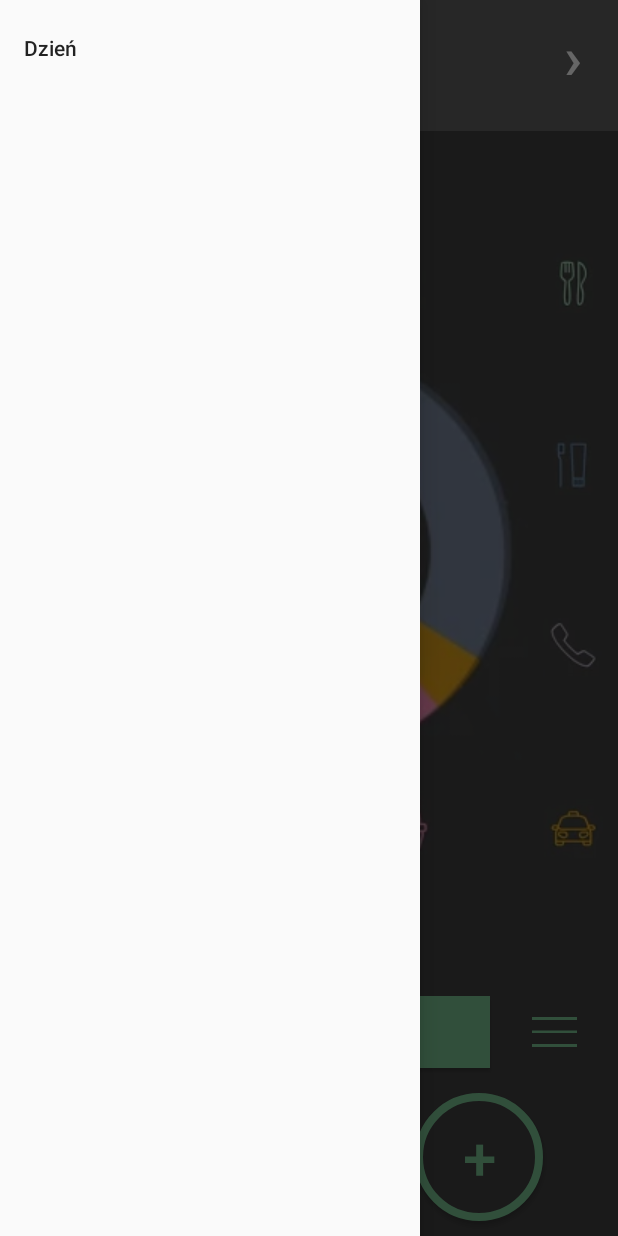
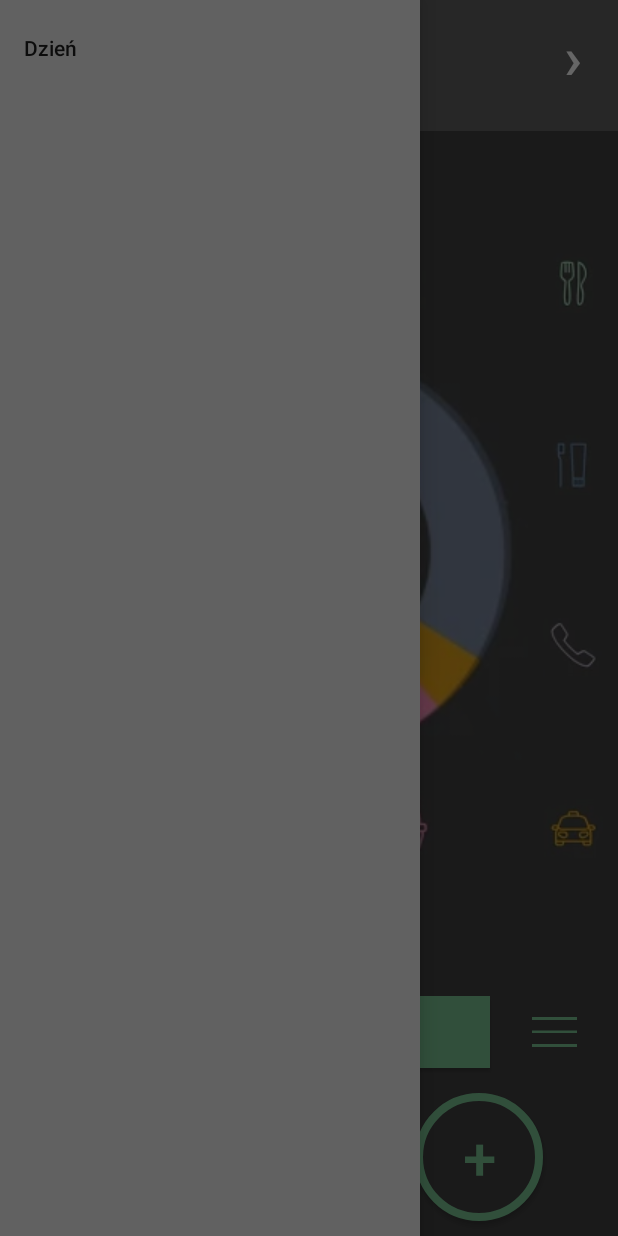
Before and after one commit to jaroslawlesniak/budzet-domowy, an Android app: the screen it shows after launch (homepage), with the side drawer open, on a phone screen of 412 x 824 dp. Run offline under Robolectric (Android 15) with nearby library versions, the phone set to English and light mode, and no system bars.

```diff
--- a/app/src/main/AndroidManifest.xml
+++ b/app/src/main/AndroidManifest.xml
@@ -19,7 +19,7 @@
         <activity
             android:name=".homepage"
             android:label="@string/app_name"
-            android:theme="@style/AppTheme">
+            android:theme="@style/NoActionBar">
             <intent-filter>
                 <action android:name="android.intent.action.MAIN" />
 
--- a/app/src/main/java/edu/psm/budzetdomowy/homepage.java
+++ b/app/src/main/java/edu/psm/budzetdomowy/homepage.java
@@ -20,8 +20,6 @@
     protected void onCreate(Bundle savedInstanceState) {
         super.onCreate(savedInstanceState);
         setContentView(R.layout.activity_homepage);
-
-//        getSupportActionBar().hide();
 
         findViewById(R.id.btn1).setOnClickListener(this);
         findViewById(R.id.btn2).setOnClickListener(this);
--- a/app/src/main/res/layout/activity_homepage.xml
+++ b/app/src/main/res/layout/activity_homepage.xml
@@ -342,6 +342,7 @@
         android:layout_width="wrap_content"
         android:layout_height="match_parent"
         android:layout_gravity="start"
+        android:background="@color/colorPrimary"
         android:fitsSystemWindows="true"
         app:menu="@menu/nav_menu" />
 
--- a/app/src/main/res/values/styles.xml
+++ b/app/src/main/res/values/styles.xml
@@ -1,7 +1,14 @@
 <resources>
 
     <!-- Base application theme. -->
-    <style name="AppTheme" parent="Theme.AppCompat.Light.NoActionBar">
+    <style name="AppTheme" parent="Theme.AppCompat.Light.DarkActionBar">
+        <!-- Customize your theme here. -->
+        <item name="colorPrimary">@color/colorPrimary</item>
+        <item name="colorPrimaryDark">@color/colorPrimaryDark</item>
+        <item name="colorAccent">@color/colorAccent</item>
+    </style>
+
+    <style name="NoActionBar" parent="Theme.AppCompat.Light.NoActionBar">
         <!-- Customize your theme here. -->
         <item name="colorPrimary">@color/colorPrimary</item>
         <item name="colorPrimaryDark">@color/colorPrimaryDark</item>
```
